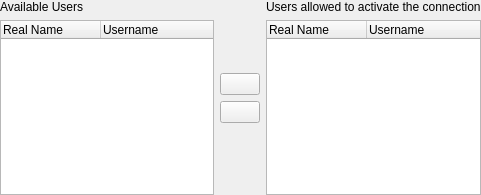
Old version of the form lib/editor/ui/advancedpermissionswidget.ui in the repository KDE/plasma-nm.
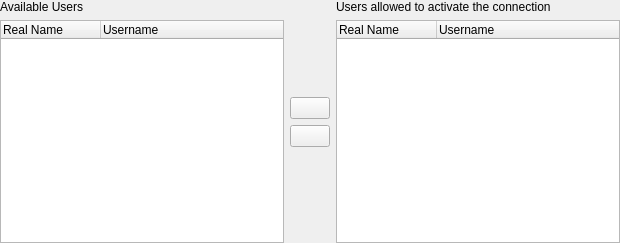
New version of the form. Icons and pictures are not drawn. Custom widgets are drawn as their Qt base class.

What changed in the file:
```diff
--- a/lib/editor/ui/advancedpermissionswidget.ui
+++ b/lib/editor/ui/advancedpermissionswidget.ui
@@ -6,8 +6,8 @@
    <rect>
     <x>0</x>
     <y>0</y>
-    <width>481</width>
-    <height>195</height>
+    <width>620</width>
+    <height>243</height>
    </rect>
   </property>
   <property name="sizePolicy">
@@ -52,6 +52,9 @@
        <property name="showDropIndicator" stdset="0">
         <bool>false</bool>
        </property>
+       <property name="alternatingRowColors">
+        <bool>true</bool>
+       </property>
        <property name="selectionMode">
         <enum>QAbstractItemView::ExtendedSelection</enum>
        </property>
@@ -166,6 +169,9 @@
        <property name="showDropIndicator" stdset="0">
         <bool>false</bool>
        </property>
+       <property name="alternatingRowColors">
+        <bool>true</bool>
+       </property>
        <property name="selectionMode">
         <enum>QAbstractItemView::ExtendedSelection</enum>
        </property>
```
Left out of the diff: 12 changed lines with no effect on the pictures.
